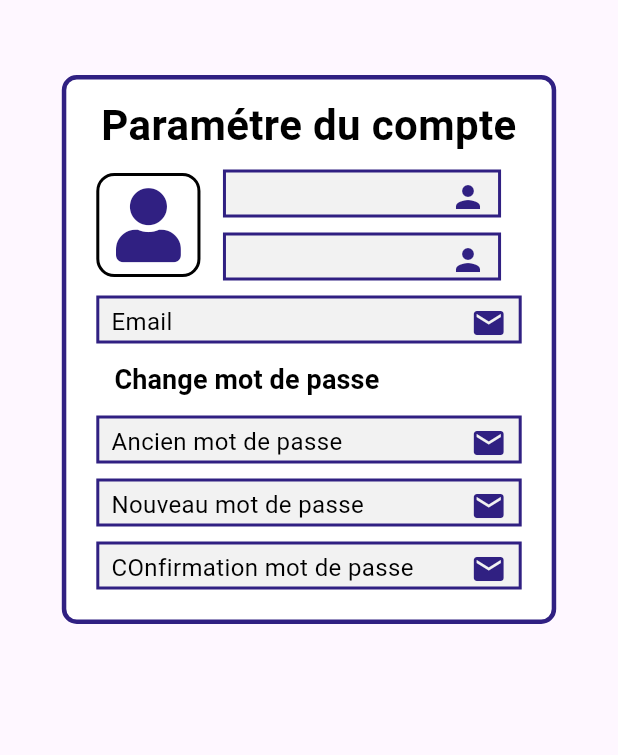
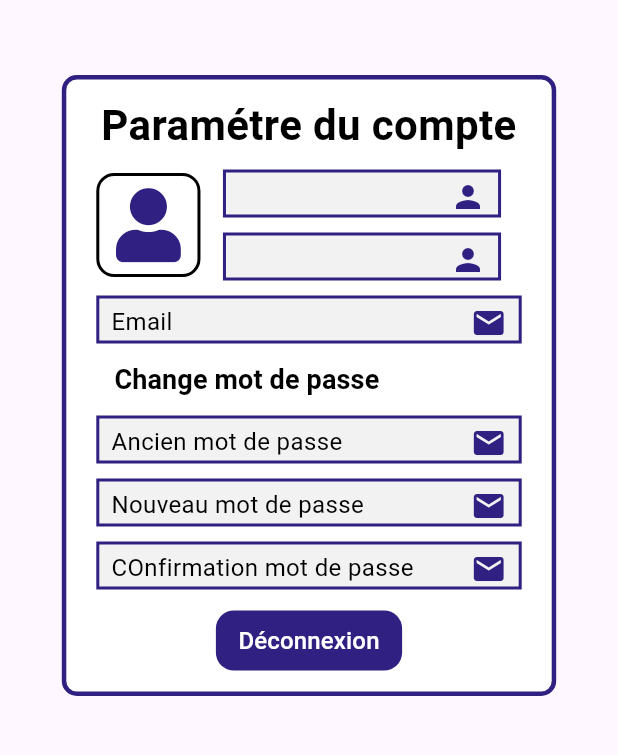
Before and after one commit to NathanCorberan/Projet_Cyna_Mobile, a Flutter app: the screen it shows after launch, after a tap on the "account circle" icon, on a phone screen of 412 x 824 dp, the part 120-875 px from its top. Run offline on Flutter 3.47's test engine with Material 3 defaults, Android fonts, the phone set to English and light mode, and no system bars; our stand-ins replace font_awesome_flutter; missing offline and left inert: jwt_decode; accounts and stored records are empty; network calls fail.

Commit message:
fic bug de derniere minutes + opti

```diff
--- a/lib/main.dart
+++ b/lib/main.dart
@@ -23,7 +23,7 @@ class MyApp extends StatelessWidget {
       theme: ThemeData(
         primaryColor: Color(0xFF302082),
       ),
-      home: HomePage(), // Afficher HomePage
+      home: HomePage(),
     );
   }
 }
--- a/lib/pages/accountParameter.dart
+++ b/lib/pages/accountParameter.dart
@@ -1,9 +1,9 @@
-import '../pages/home.dart';
 import 'package:flutter/material.dart';
 import '../widgets/header_menu.dart';
 import 'package:font_awesome_flutter/font_awesome_flutter.dart';
 import 'package:provider/provider.dart';
 import '../providers/VarProvider.dart';
+import './login.dart';
 
 class Accountparameter extends StatefulWidget  {
   @override
@@ -12,6 +12,13 @@ class Accountparameter extends StatefulWidget  {
 
 class _LoginState extends State<Accountparameter> {
   bool _changePassword = false;
+
+  void _goToLogin(BuildContext context) {
+    Navigator.push(
+      context,
+      MaterialPageRoute(builder: (context) => Login()),
+    );
+  }
 
   void _toggleChangePasswordMenu() {
     setState(() {
@@ -25,15 +32,20 @@ class _LoginState extends State<Accountparameter> {
   Widget build(BuildContext context) {
     final varProvider = Provider.of<VarProvider>(context);
 
+    void logout() {
+      varProvider.setUserVariableNull();
+      _goToLogin(context);
+    }
+
     return Scaffold(
-      body: SingleChildScrollView( // Ajout du scroll
+      body: SingleChildScrollView(
         child: Column(
           children: [
             HeaderMenu(),
-            SizedBox(height: 50), // Ajoute un espacement pour ne pas coller le HeaderMenu au Container
-            Center( // Centre le container horizontalement et verticalement
+            SizedBox(height: 50),
+            Center(
               child: Container(
-                margin: EdgeInsets.symmetric(horizontal: 20), // Espacement à gauche et à droite
+                margin: EdgeInsets.symmetric(horizontal: 20),
                 padding: EdgeInsets.only(top: 10, bottom: 10, left: 20, right: 20),
                 width: MediaQuery.of(context).size.width * 0.8,
                 decoration: BoxDecoration(
@@ -41,8 +53,8 @@ class _LoginState extends State<Accountparameter> {
                     color: Color(0xFF302082),
                     width: 3,
                   ),
-                  borderRadius: BorderRadius.circular(10), // Coins arrondis
-                  color: Color(0xFFFFFFFF), // Fond blanc
+                  borderRadius: BorderRadius.circular(10),
+                  color: Color(0xFFFFFFFF),
                 ),
                 child:
                 Column(
@@ -61,20 +73,20 @@ class _LoginState extends State<Accountparameter> {
                     Column(
                       children: [
                         Row(
-                          children: [  // 20% de la largeur de l'écran
+                          children: [
                             Container(
-                              padding: EdgeInsets.all(8),  // Espacement autour de l'icône (optionnel)
+                              padding: EdgeInsets.all(8),
                               decoration: BoxDecoration(
                                 border: Border.all(
-                                  color: Colors.black,  // Couleur de la bordure
-                                  width: 2,  // Épaisseur de la bordure
+                                  color: Colors.black,
+                                  width: 2,
                                 ),
-                                borderRadius: BorderRadius.circular(12),  // Coins arrondis
+                                borderRadius: BorderRadius.circular(12),
                               ),
                               child: Icon(
                                 FontAwesomeIcons.solidUser,
                                 color: Color(0xFF302082),
-                                size: MediaQuery.of(context).size.width * 0.12,  // Taille de l'icône en fonction de la largeur de l'écran
+                                size: MediaQuery.of(context).size.width * 0.12,
                               ),
                             ),
                             Column(
@@ -96,13 +108,13 @@ class _LoginState extends State<Accountparameter> {
                             border: Border.all(color: Color(0xFF302082), width: 2),
                           ),
                           child: Row(
-                            mainAxisAlignment: MainAxisAlignment.spaceBetween, // Aligne le texte à gauche et l'icône à droite
+                            mainAxisAlignment: MainAxisAlignment.spaceBetween,
                             children: [
                               Text(
                                 "Email",
                                 style: TextStyle(color: Colors.black, fontSize: 16),
                               ),
-                              Icon(Icons.email, color: Color(0xFF302082)), // Se place complètement à droite
+                              Icon(Icons.email, color: Color(0xFF302082)),
                             ],
                           ),
                         ),
@@ -112,10 +124,10 @@ class _LoginState extends State<Accountparameter> {
                             TextButton(
                               style: TextButton.styleFrom(
                                 backgroundColor: Color(0xFFFFFFFF),
-                                shape: RoundedRectangleBorder(  // Rounded corners
+                                shape: RoundedRectangleBorder(
                                   borderRadius: BorderRadius.circular(12),
                                 ),
-                                overlayColor: Colors.transparent, // Disable the color change on press
+                                overlayColor: Colors.transparent,
                               ),
                               onPressed: _toggleChangePasswordMenu,
                               child: Text(
@@ -141,13 +153,13 @@ class _LoginState extends State<Accountparameter> {
                                   border: Border.all(color: Color(0xFF302082), width: 2),
                                 ),
                                 child: Row(
-                                  mainAxisAlignment: MainAxisAlignment.spaceBetween, // Aligne le texte à gauche et l'icône à droite
+                                  mainAxisAlignment: MainAxisAlignment.spaceBetween,
                                   children: [
                                     Text(
                                       "Ancien mot de passe",
                                       style: TextStyle(color: Colors.black, fontSize: 16),
                                     ),
-                                    Icon(Icons.email, color: Color(0xFF302082)), // Se place complètement à droite
+                                    Icon(Icons.email, color: Color(0xFF302082)),
                                   ],
                                 ),
                               ),
@@ -161,13 +173,13 @@ class _LoginState extends State<Accountparameter> {
                                   border: Border.all(color: Color(0xFF302082), width: 2),
                                 ),
                                 child: Row(
-                                  mainAxisAlignment: MainAxisAlignment.spaceBetween, // Aligne le texte à gauche et l'icône à droite
+                                  mainAxisAlignment: MainAxisAlignment.spaceBetween,
                                   children: [
                                     Text(
                                       "Nouveau mot de passe",
                                       style: TextStyle(color: Colors.black, fontSize: 16),
                                     ),
-                                    Icon(Icons.email, color: Color(0xFF302082)), // Se place complètement à droite
+                                    Icon(Icons.email, color: Color(0xFF302082)),
                                   ],
                                 ),
                               ),
@@ -181,17 +193,34 @@ class _LoginState extends State<Accountparameter> {
                                   border: Border.all(color: Color(0xFF302082), width: 2),
                                 ),
                                 child: Row(
-                                  mainAxisAlignment: MainAxisAlignment.spaceBetween, // Aligne le texte à gauche et l'icône à droite
+                                  mainAxisAlignment: MainAxisAlignment.spaceBetween,
                                   children: [
                                     Text(
                                       "COnfirmation mot de passe",
                                       style: TextStyle(color: Colors.black, fontSize: 16),
                                     ),
-                                    Icon(Icons.email, color: Color(0xFF302082)), // Se place complètement à droite
+                                    Icon(Icons.email, color: Color(0xFF302082)),
                                   ],
                                 ),
                               ),
                               SizedBox(height: 10),
+                              TextButton(
+                                onPressed: logout,
+                                style: TextButton.styleFrom(
+                                  backgroundColor: Color(0xFF302082),
+                                  shape: RoundedRectangleBorder(
+                                    borderRadius: BorderRadius.circular(12),
+                                  ),
+                                  padding: EdgeInsets.symmetric(vertical: 6, horizontal: 15),
+                                ),
+                                child: Text(
+                                  "Déconnexion",
+                                  style: TextStyle(
+                                    color: Colors.white,
+                                    fontSize: 16,
+                                  ),
+                                ),
+                              ),
                             ],
                           ),
                         )
@@ -211,7 +240,6 @@ class _LoginState extends State<Accountparameter> {
   Widget _buildTextField(String label, String value, {bool obscureText = false}) {
     IconData icon;
 
-    // Déterminer l'icône en fonction du label
     switch (label.toLowerCase()) {
       case "email":
         icon = Icons.email;
@@ -225,7 +253,7 @@ class _LoginState extends State<Accountparameter> {
         icon = Icons.lock;
         break;
       default:
-        icon = Icons.text_fields; // Icône par défaut
+        icon = Icons.text_fields;
     }
 
     return Container(
@@ -238,13 +266,13 @@ class _LoginState extends State<Accountparameter> {
         border: Border.all(color: Color(0xFF302082), width: 2),
       ),
       child: Row(
-        mainAxisAlignment: MainAxisAlignment.spaceBetween, // Aligne le texte à gauche et l'icône à droite
+        mainAxisAlignment: MainAxisAlignment.spaceBetween,
         children: [
           Text(
             value,
             style: TextStyle(color: Colors.black, fontSize: 16),
           ),
-          Icon(icon, color: Color(0xFF302082)), // Se place complètement à droite
+          Icon(icon, color: Color(0xFF302082)),
         ],
       ),
     );
--- a/lib/pages/home.dart
+++ b/lib/pages/home.dart
@@ -34,10 +34,10 @@ class HomePage extends StatelessWidget {
     final varProvider = Provider.of<VarProvider>(context);
 
     return Scaffold(
-      body: SingleChildScrollView( // Ajout du scroll
+      body: SingleChildScrollView(
         child: Column(
           children: [
-            HeaderMenu(), // Header avec le menu intégré
+            HeaderMenu(),
             SizedBox(height: 40),
             Text(
               "Actualité et nouveauté",
@@ -49,15 +49,15 @@ class HomePage extends StatelessWidget {
             ),
             Container(
               margin: EdgeInsets.only(left: 20, right: 20, top: 10),
-              padding: EdgeInsets.all(10), // Espace interne
+              padding: EdgeInsets.all(10),
               height: 150,
               decoration: BoxDecoration(
                 border: Border.all(
                   color: Color(0xFF302082),
                   width: 3,
                 ),
-                borderRadius: BorderRadius.circular(10), // Coins arrondis
-                color: Color(0xFFF2F2F2), // Fond blanc
+                borderRadius: BorderRadius.circular(10),
+                color: Color(0xFFF2F2F2),
               ),
               child: Text(
                 "Voici un texte dans un cadre avec une bordure bleue.",
@@ -83,31 +83,31 @@ class HomePage extends StatelessWidget {
               child: Padding(
                 padding: const EdgeInsets.all(10.0),
                 child: GridView.builder(
-                  shrinkWrap: true, // Permet au GridView de prendre seulement l'espace nécessaire
-                  physics: NeverScrollableScrollPhysics(), // Désactive le scrolling interne du GridView
+                  shrinkWrap: true,
+                  physics: NeverScrollableScrollPhysics(),
                   gridDelegate: SliverGridDelegateWithFixedCrossAxisCount(
-                    crossAxisCount: 3, // Nombre de colonnes
-                    crossAxisSpacing: MediaQuery.of(context).size.width * 0.05, // Espacement horizontal de 5%
-                    mainAxisSpacing: MediaQuery.of(context).size.width * 0.05, // Espacement vertical de 5%
-                    childAspectRatio: 1, // Ajuste la hauteur/largeur des cases pour une proportion carrée
+                    crossAxisCount: 3,
+                    crossAxisSpacing: MediaQuery.of(context).size.width * 0.05,
+                    mainAxisSpacing: MediaQuery.of(context).size.width * 0.05,
+                    childAspectRatio: 1,
                   ),
-                  itemCount: categories.length, // Le nombre d'éléments à afficher
+                  itemCount: categories.length,
                   itemBuilder: (context, index) {
                     return Container(
                       padding: EdgeInsets.all(10),
-                      alignment: Alignment.center, // Centrage du texte horizontal et vertical
+                      alignment: Alignment.center,
                       decoration: BoxDecoration(
-                        color: Color(0xFF302082), // Fond de la case
-                        borderRadius: BorderRadius.circular(12), // Bordures arrondies
+                        color: Color(0xFF302082),
+                        borderRadius: BorderRadius.circular(12),
                       ),
                       child: Text(
                         categories[index],
                         style: TextStyle(
-                          color: Colors.white, // Couleur du texte
-                          fontSize: 16, // Taille du texte
+                          color: Colors.white,
+                          fontSize: 16,
                           fontWeight: FontWeight.bold,
                         ),
-                        textAlign: TextAlign.center, // Centrage du texte horizontalement
+                        textAlign: TextAlign.center,
                       ),
                     );
                   },
@@ -129,32 +129,32 @@ class HomePage extends StatelessWidget {
               child: Padding(
                 padding: const EdgeInsets.all(10.0),
                 child: GridView.builder(
-                  shrinkWrap: true, // Permet au GridView de prendre seulement l'espace nécessaire
-                  physics: NeverScrollableScrollPhysics(), // Désactive le scrolling interne du GridView
+                  shrinkWrap: true,
+                  physics: NeverScrollableScrollPhysics(),
                   gridDelegate: SliverGridDelegateWithFixedCrossAxisCount(
-                    crossAxisCount: 1, // Nombre de colonnes
-                    crossAxisSpacing: MediaQuery.of(context).size.width * 0.05, // Espacement horizontal de 5%
-                    mainAxisSpacing: MediaQuery.of(context).size.width * 0.05, // Espacement vertical de 5%
+                    crossAxisCount: 1,
+                    crossAxisSpacing: MediaQuery.of(context).size.width * 0.05,
+                    mainAxisSpacing: MediaQuery.of(context).size.width * 0.05,
                   ),
-                  itemCount: products.length, // Le nombre d'éléments à afficher
+                  itemCount: products.length,
                   itemBuilder: (context, index) {
                     return Container(
                       padding: EdgeInsets.all(10),
-                      alignment: Alignment.center, // Centrage du texte horizontal et vertical
+                      alignment: Alignment.center,
                       decoration: BoxDecoration(
-                        color: Color(0xFF302082), // Fond de la case
+                        color: Color(0xFF302082),
                         borderRadius: BorderRadius.circular(12),
                       ),
-                      width: MediaQuery.of(context).size.width * 0.8, // Fixe la largeur à 80% de la largeur de l'écran
+                      width: MediaQuery.of(context).size.width * 0.8,
                       child: IntrinsicHeight(
                         child: Column(
-                          mainAxisSize: MainAxisSize.min, // La colonne s'adapte à la hauteur du contenu
+                          mainAxisSize: MainAxisSize.min,
                           children: [
                             Image.asset(
                               products[index]['image']!,
-                              fit: BoxFit.cover, // Utilisation de BoxFit.cover pour ajuster l'image
-                              width: double.infinity, // Prend toute la largeur disponible
-                              height: 200, // Fixe une hauteur pour l'image
+                              fit: BoxFit.cover,
+                              width: double.infinity,
+                              height: 200,
                             ),
                             SizedBox(height: 20),
                             Text(
--- a/lib/widgets/header_menu.dart
+++ b/lib/widgets/header_menu.dart
@@ -11,7 +11,7 @@ class HeaderMenu extends StatefulWidget implements PreferredSizeWidget {
   _HeaderMenuState createState() => _HeaderMenuState();
 
   @override
-  Size get preferredSize => Size.fromHeight(80.0); // Hauteur de l'AppBar
+  Size get preferredSize => Size.fromHeight(80.0);
 }
 
 class _HeaderMenuState extends State<HeaderMenu> {
@@ -74,7 +74,7 @@ class _HeaderMenuState extends State<HeaderMenu> {
   OverlayEntry _createOverlayEntry() {
     return OverlayEntry(
       builder: (context) => Positioned(
-        top: 105, // Juste en dessous de l'AppBar
+        top: 105,
         bottom: 0,
         right: 0,
         width: 200,
@@ -114,7 +114,7 @@ class _HeaderMenuState extends State<HeaderMenu> {
                       ),
                     ],
                   ),
-                Expanded(child: Container()), // Espacement
+                Expanded(child: Container()),
                 _menuItem("Mentions légales"),
                 _menuItem("CGU"),
                 _menuItem("Contact"),
@@ -182,10 +182,9 @@ class _HeaderMenuState extends State<HeaderMenu> {
         children: [
           GestureDetector(
             onTap: () {
-              // Lorsque l'image est cliquée, rediriger vers la page HomePage
               Navigator.push(
                 context,
-                MaterialPageRoute(builder: (context) => HomePage()), // Page HomePage
+                MaterialPageRoute(builder: (context) => HomePage()),
               );
             },
             child: Image.network(
@@ -225,13 +224,11 @@ class _HeaderMenuState extends State<HeaderMenu> {
                 icon: Icon(Icons.account_circle, color: Colors.white),
                 onPressed: () {
                   if (varProvider.userVariable == null) {
-                    // Rediriger vers la page de connexion
                     Navigator.push(
                       context,
-                      MaterialPageRoute(builder: (context) => Login()), // Création de la page CreateAccount
+                      MaterialPageRoute(builder: (context) => Login()),
                     );
                   } else {
-                    // Rediriger vers la page de profil
                     Navigator.push(
                       context,
                       MaterialPageRoute(builder: (context) => Accountparameter()),
```
Also changed, not shown: lib/pages/createAccount.dart (+18 -19 lines), lib/pages/login.dart (+21 -22 lines), lib/providers/VarProvider.dart (+7 -4 lines).
